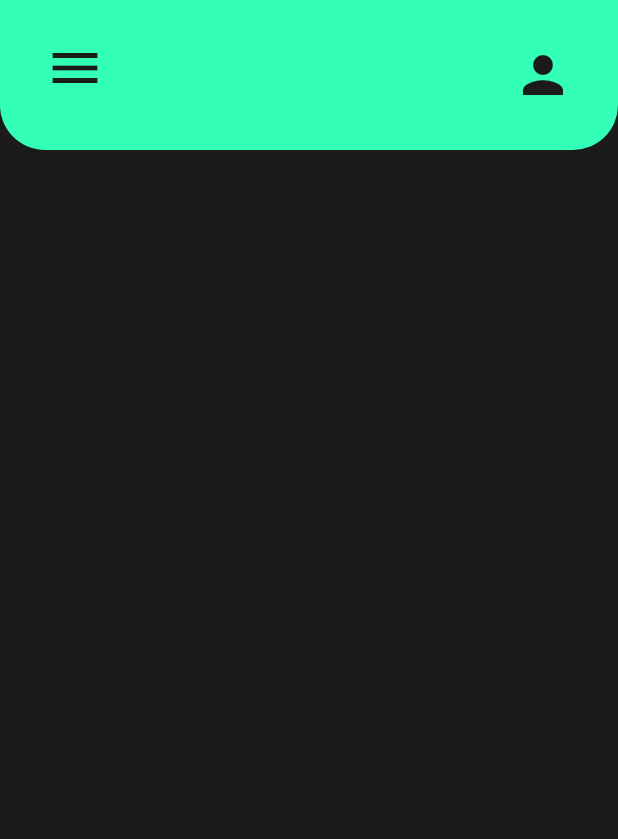
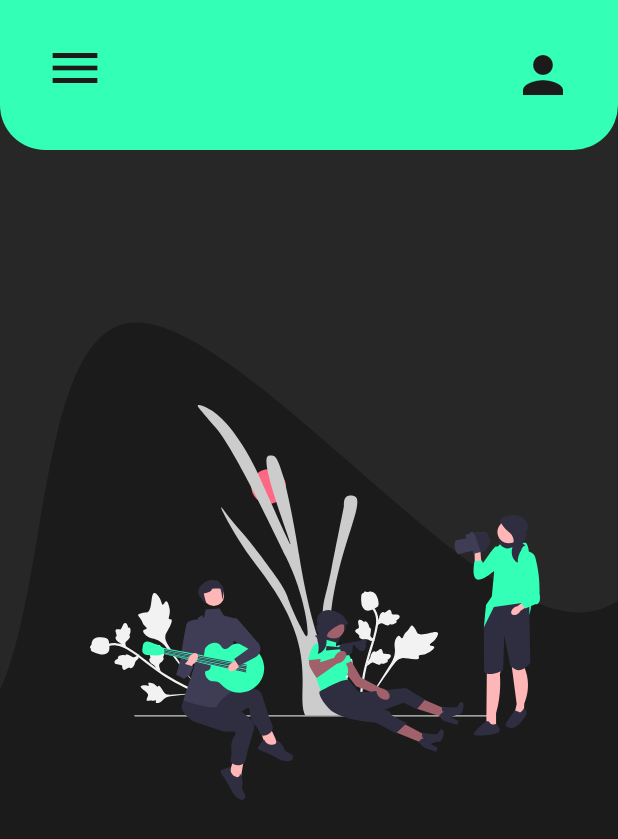
Before and after one commit to MYounesEG/Order-Go, a Flutter app: the screen it shows after launch, on a phone screen of 412 x 824 dp. Shown: the top 839 px of the screen. Run offline on Flutter 3.47's test engine with Material 3 defaults, Android fonts, the phone set to English and light mode, and no system bars; our stand-ins replace flutter_svg.

Commit message:
Start was changed

```diff
--- a/order_go/lib/main.dart
+++ b/order_go/lib/main.dart
@@ -1,6 +1,8 @@
 import 'package:flutter/material.dart';
 import 'package:flutter_svg/flutter_svg.dart';
+import 'package:order_go/pages/sign_up.dart';
 import 'package:order_go/pages/splash.dart';
+import 'package:order_go/pages/start.dart';
 
 void main() {
   runApp(const MyApp());
--- a/order_go/lib/pages/splash.dart
+++ b/order_go/lib/pages/splash.dart
@@ -25,7 +25,7 @@ class _SplashScreenState extends State<SplashScreen>  with SingleTickerProviderS
     SystemChrome.setEnabledSystemUIMode(SystemUiMode.immersive);
 
     Future.delayed(Duration(seconds: 5),(){
-      Navigator.of(context).pushReplacement(MaterialPageRoute(builder:(context) => Start_page(),));
+      Navigator.of(context).pushReplacement(MaterialPageRoute(builder:(context) => StartPage(),));
     }) ;
   }
 
--- a/order_go/lib/pages/start.dart
+++ b/order_go/lib/pages/start.dart
@@ -7,8 +7,8 @@ import 'package:flutter/widgets.dart';
 import 'package:flutter_svg/flutter_svg.dart';
 import 'package:order_go/theme/color.dart';
 
-class Start_page extends StatelessWidget {
-  const Start_page({super.key});
+class StartPage extends StatelessWidget {
+  const StartPage({super.key});
 
   @override
   Widget build(BuildContext context) {
@@ -21,8 +21,8 @@ class Start_page extends StatelessWidget {
         actions: <Widget>[
         IconButton(
 
-          icon: Icon(Icons.person),
-          padding: EdgeInsets.only(right: 30),
+          icon:const  Icon(Icons.person),
+          padding: const EdgeInsets.only(right: 30),
           iconSize: 40,
           color: bg,
           onPressed: () {
@@ -33,8 +33,8 @@ class Start_page extends StatelessWidget {
 
         //Menu Button
         leading: IconButton(
-          padding: EdgeInsets.only(left: 30,bottom: 10),
-          icon: Icon(Icons.menu),
+          padding: const EdgeInsets.only(left: 30,bottom: 10),
+          icon: const Icon(Icons.menu),
           iconSize: 40,
           color: bg,
           onPressed: () {
@@ -42,7 +42,7 @@ class Start_page extends StatelessWidget {
           },
         ),
         toolbarHeight: 100,
-        shape:RoundedRectangleBorder(borderRadius: BorderRadius.vertical(bottom: Radius.circular(30))),
+        shape: const RoundedRectangleBorder(borderRadius: BorderRadius.vertical(bottom: Radius.circular(30))),
         backgroundColor:mainColor,
         flexibleSpace: FlexibleSpaceBar(
           background:
@@ -53,9 +53,56 @@ class Start_page extends StatelessWidget {
 
         ),
 
+      ),
+
+      extendBodyBehindAppBar: true,
+
+      body: ListView(
+        padding: EdgeInsets.zero,
+        children: [
+
+           Stack(
+              children: [
+                SvgPicture.asset('assets/backgorund/background.svg',alignment: Alignment.topCenter,height:930,),
+                Padding(
+                  padding: const EdgeInsets.only(top: 270.0,left: 60),
+                  child: SvgPicture.asset('assets/pictres/undraw_off_road_re_leme.svg',width: 300,),
+                ),
+              ],
+             ),
+
+             Align(
+              alignment: Alignment.bottomCenter,
+               child: Text.rich(
+                  TextSpan(
+                    text: 'Designed by ',
+                    style: TextStyle(
+                      fontSize: 16,
+                      color: mainColor,
+                      fontWeight: FontWeight.normal,
+                      fontFamily: "Poppins"
+
+                    ),
+                    children: <TextSpan>[
+                      TextSpan(
+                        text: "Bug Zappers",
+                        style: TextStyle(
+                          fontSize: 16,
+                          color: mainColor,
+                          fontWeight: FontWeight.bold,
+                          fontFamily: "Poppins"
+                        )
+                      )
+                    ]
+                  )
+
+                ),
+             ),
 
 
-      ),
+        ],
+      )
+
 
 
 
--- a/order_go/pubspec.yaml
+++ b/order_go/pubspec.yaml
@@ -62,6 +62,8 @@ flutter:
   # To add assets to your application, add an assets section, like this:
   assets:
    - assets/
+   - assets/pictres/
+   - assets/backgorund/
 
 
   # An image asset can refer to one or more resolution-specific "variants", see
```
Also changed, not shown: order_go/lib/pages/sign_up.dart (+162 -0 lines), order_go/assets/backgorund/background.png (added), order_go/assets/backgorund/background.svg (added).
